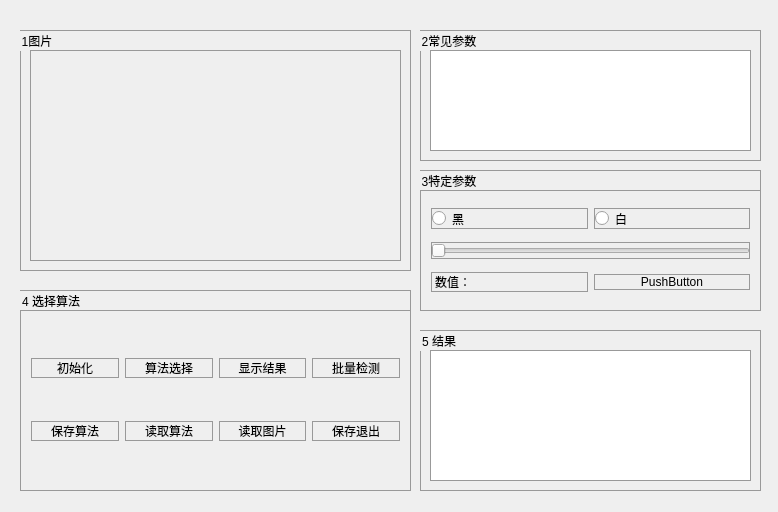
This is CameraDtecte-1/SetAlgorithm.ui in gzj1997/CameraDtecte-1 as Qt 5 draws it before an edit. The edited form follows.
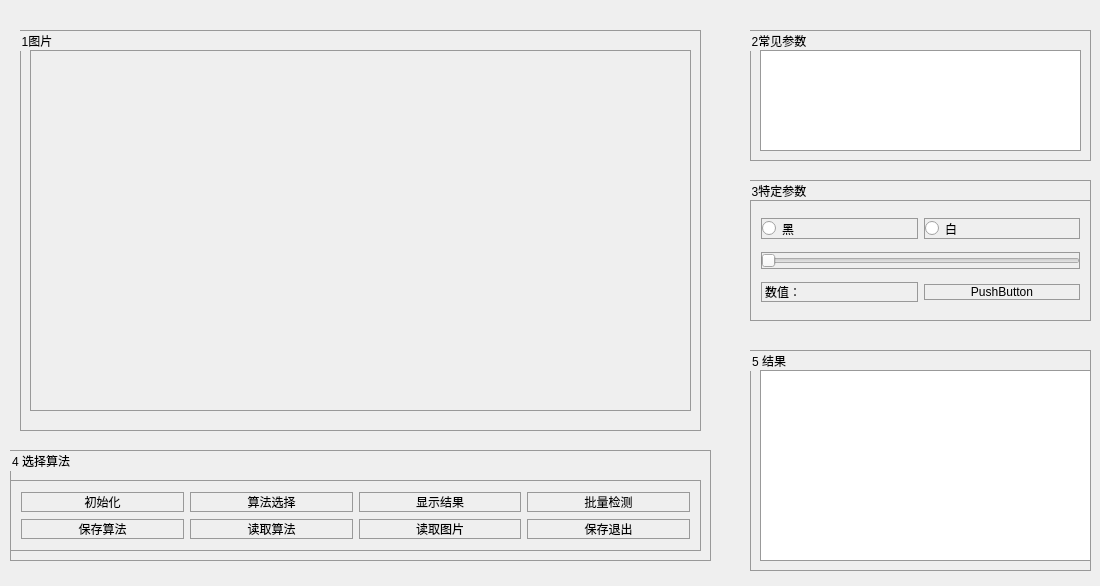
This is the edited form.

```diff
--- a/CameraDtecte-1/SetAlgorithm.ui
+++ b/CameraDtecte-1/SetAlgorithm.ui
@@ -6,8 +6,8 @@
    <rect>
     <x>0</x>
     <y>0</y>
-    <width>778</width>
-    <height>512</height>
+    <width>1100</width>
+    <height>586</height>
    </rect>
   </property>
   <property name="windowTitle">
@@ -18,8 +18,8 @@
     <rect>
      <x>20</x>
      <y>30</y>
-     <width>391</width>
-     <height>241</height>
+     <width>681</width>
+     <height>401</height>
     </rect>
    </property>
    <property name="styleSheet">
@@ -37,8 +37,8 @@
      <rect>
       <x>10</x>
       <y>20</y>
-      <width>371</width>
-      <height>211</height>
+      <width>661</width>
+      <height>361</height>
      </rect>
     </property>
     <property name="styleSheet">
@@ -56,7 +56,7 @@
   <widget class="QGroupBox" name="groupBox_2">
    <property name="geometry">
     <rect>
-     <x>420</x>
+     <x>750</x>
      <y>30</y>
      <width>341</width>
      <height>131</height>
@@ -86,8 +86,8 @@
   <widget class="QGroupBox" name="groupBox_3">
    <property name="geometry">
     <rect>
-     <x>420</x>
-     <y>170</y>
+     <x>750</x>
+     <y>180</y>
      <width>341</width>
      <height>141</height>
     </rect>
@@ -153,10 +153,10 @@
   <widget class="QGroupBox" name="groupBox_4">
    <property name="geometry">
     <rect>
-     <x>20</x>
-     <y>290</y>
-     <width>391</width>
-     <height>201</height>
+     <x>10</x>
+     <y>450</y>
+     <width>701</width>
+     <height>111</height>
     </rect>
    </property>
    <property name="styleSheet">
@@ -173,9 +173,9 @@
     <property name="geometry">
      <rect>
       <x>0</x>
-      <y>20</y>
-      <width>391</width>
-      <height>181</height>
+      <y>30</y>
+      <width>691</width>
+      <height>71</height>
      </rect>
     </property>
     <layout class="QGridLayout" name="gridLayout_2">
@@ -241,10 +241,10 @@
   <widget class="QGroupBox" name="groupBox_5">
    <property name="geometry">
     <rect>
-     <x>420</x>
-     <y>330</y>
+     <x>750</x>
+     <y>350</y>
      <width>341</width>
-     <height>161</height>
+     <height>221</height>
     </rect>
    </property>
    <property name="styleSheet">
@@ -262,8 +262,8 @@
      <rect>
       <x>10</x>
       <y>20</y>
-      <width>321</width>
-      <height>131</height>
+      <width>331</width>
+      <height>191</height>
      </rect>
     </property>
    </widget>
```
